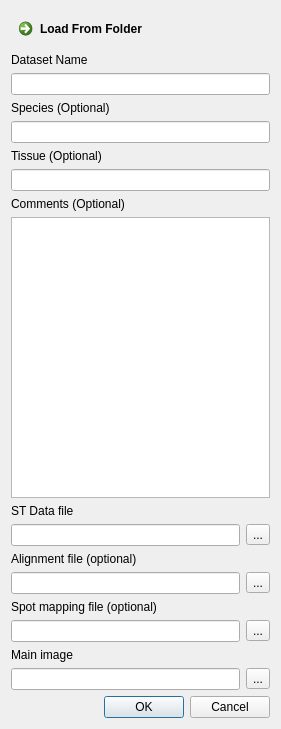
First picture: the form in assets/ui/datasetImporter.ui, repository jfnavarro/st_viewer, before the edit.
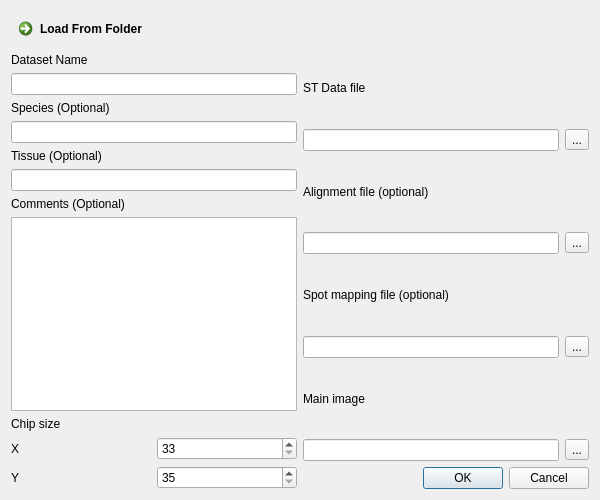
Second picture: the form after the edit.

```diff
--- a/assets/ui/datasetImporter.ui
+++ b/assets/ui/datasetImporter.ui
@@ -6,10 +6,22 @@
    <rect>
     <x>0</x>
     <y>0</y>
-    <width>281</width>
-    <height>729</height>
+    <width>600</width>
+    <height>500</height>
    </rect>
   </property>
+  <property name="minimumSize">
+   <size>
+    <width>600</width>
+    <height>500</height>
+   </size>
+  </property>
+  <property name="maximumSize">
+   <size>
+    <width>600</width>
+    <height>500</height>
+   </size>
+  </property>
   <property name="windowTitle">
    <string>Import Dataset</string>
   </property>
@@ -41,54 +53,109 @@
     </layout>
    </item>
    <item row="1" column="0">
+    <layout class="QVBoxLayout" name="verticalLayout">
+     <item>
     <widget class="QLabel" name="label">
      <property name="text">
       <string>Dataset Name</string>
      </property>
     </widget>
    </item>
-   <item row="2" column="0">
+     <item>
     <widget class="QLineEdit" name="datasetName"/>
    </item>
-   <item row="3" column="0">
+     <item>
     <widget class="QLabel" name="label_7">
      <property name="text">
       <string>Species (Optional)</string>
      </property>
     </widget>
    </item>
-   <item row="4" column="0">
+     <item>
     <widget class="QLineEdit" name="species"/>
    </item>
-   <item row="5" column="0">
+     <item>
     <widget class="QLabel" name="label_9">
      <property name="text">
       <string>Tissue (Optional)</string>
      </property>
     </widget>
    </item>
-   <item row="6" column="0">
+     <item>
     <widget class="QLineEdit" name="tissue"/>
    </item>
-   <item row="7" column="0">
+     <item>
     <widget class="QLabel" name="label_8">
      <property name="text">
       <string>Comments (Optional)</string>
      </property>
     </widget>
    </item>
-   <item row="8" column="0">
+     <item>
     <widget class="QTextEdit" name="comments"/>
    </item>
-   <item row="9" column="0">
+     <item>
+      <widget class="QLabel" name="label_12">
+       <property name="text">
+        <string>Chip size</string>
+       </property>
+      </widget>
+     </item>
+     <item>
+      <layout class="QHBoxLayout" name="horizontalLayout_2">
+       <item>
+        <widget class="QLabel" name="label_10">
+         <property name="text">
+          <string>X</string>
+         </property>
+        </widget>
+       </item>
+       <item>
+        <widget class="QSpinBox" name="chip_x">
+         <property name="minimum">
+          <number>33</number>
+         </property>
+         <property name="maximum">
+          <number>10000</number>
+         </property>
+        </widget>
+       </item>
+      </layout>
+     </item>
+     <item>
+      <layout class="QHBoxLayout" name="horizontalLayout_6">
+       <item>
+        <widget class="QLabel" name="label_11">
+         <property name="text">
+          <string>Y</string>
+         </property>
+        </widget>
+       </item>
+       <item>
+        <widget class="QSpinBox" name="chip_y">
+         <property name="minimum">
+          <number>35</number>
+         </property>
+         <property name="maximum">
+          <number>10000</number>
+         </property>
+        </widget>
+       </item>
+      </layout>
+     </item>
+    </layout>
+   </item>
+   <item row="1" column="1">
+    <layout class="QVBoxLayout" name="verticalLayout_2">
+     <item>
     <widget class="QLabel" name="label_2">
      <property name="text">
       <string>ST Data file</string>
      </property>
     </widget>
    </item>
-   <item row="10" column="0">
-    <layout class="QHBoxLayout" name="horizontalLayout_2">
+     <item>
+      <layout class="QHBoxLayout" name="horizontalLayout_7">
      <item>
       <widget class="QLineEdit" name="stDataFile"/>
      </item>
@@ -110,14 +177,14 @@
      </item>
     </layout>
    </item>
-   <item row="11" column="0">
+     <item>
     <widget class="QLabel" name="label_6">
      <property name="text">
       <string>Alignment file (optional)</string>
      </property>
     </widget>
    </item>
-   <item row="12" column="0">
+     <item>
     <layout class="QHBoxLayout" name="horizontalLayout_3">
      <item>
       <widget class="QLineEdit" name="imageAlignmentFile"/>
@@ -140,14 +207,14 @@
      </item>
     </layout>
    </item>
-   <item row="13" column="0">
+     <item>
     <widget class="QLabel" name="label_3">
      <property name="text">
       <string>Spot mapping file (optional)</string>
      </property>
     </widget>
    </item>
-   <item row="14" column="0">
+     <item>
     <layout class="QHBoxLayout" name="horizontalLayout_4">
      <item>
       <widget class="QLineEdit" name="spotMapFile"/>
@@ -170,14 +237,14 @@
      </item>
     </layout>
    </item>
-   <item row="15" column="0">
+     <item>
     <widget class="QLabel" name="label_4">
      <property name="text">
       <string>Main image</string>
      </property>
     </widget>
    </item>
-   <item row="16" column="0">
+     <item>
     <layout class="QHBoxLayout" name="horizontalLayout_5">
      <item>
       <widget class="QLineEdit" name="mainImageFile"/>
@@ -200,7 +267,7 @@
      </item>
     </layout>
    </item>
-   <item row="17" column="0">
+     <item>
     <widget class="QDialogButtonBox" name="buttonBox">
      <property name="orientation">
       <enum>Qt::Horizontal</enum>
@@ -211,6 +278,24 @@
     </widget>
    </item>
   </layout>
+   </item>
+  </layout>
+  <zorder>label</zorder>
+  <zorder>datasetName</zorder>
+  <zorder>label_7</zorder>
+  <zorder>species</zorder>
+  <zorder>label_9</zorder>
+  <zorder>tissue</zorder>
+  <zorder>label_8</zorder>
+  <zorder>comments</zorder>
+  <zorder>label_2</zorder>
+  <zorder>label_6</zorder>
+  <zorder>label_3</zorder>
+  <zorder>label_4</zorder>
+  <zorder>buttonBox</zorder>
+  <zorder>layoutWidget</zorder>
+  <zorder>label_12</zorder>
+  <zorder>label_10</zorder>
  </widget>
  <tabstops>
   <tabstop>datasetName</tabstop>
```
Left out of the diff: 1 changed line with no effect on the pictures. Lines whose indentation alone changed are shown as unchanged.
